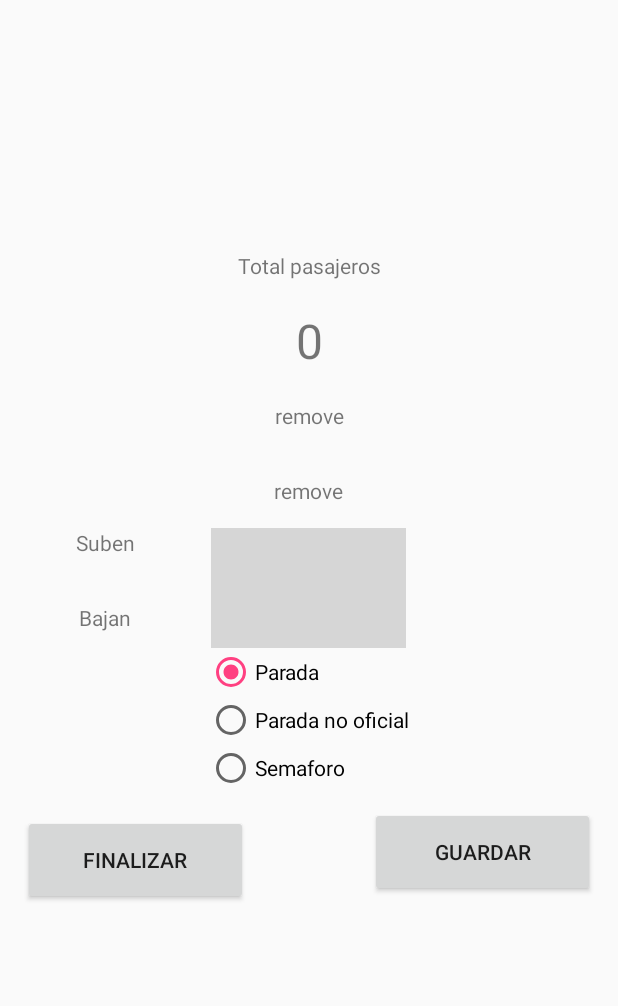
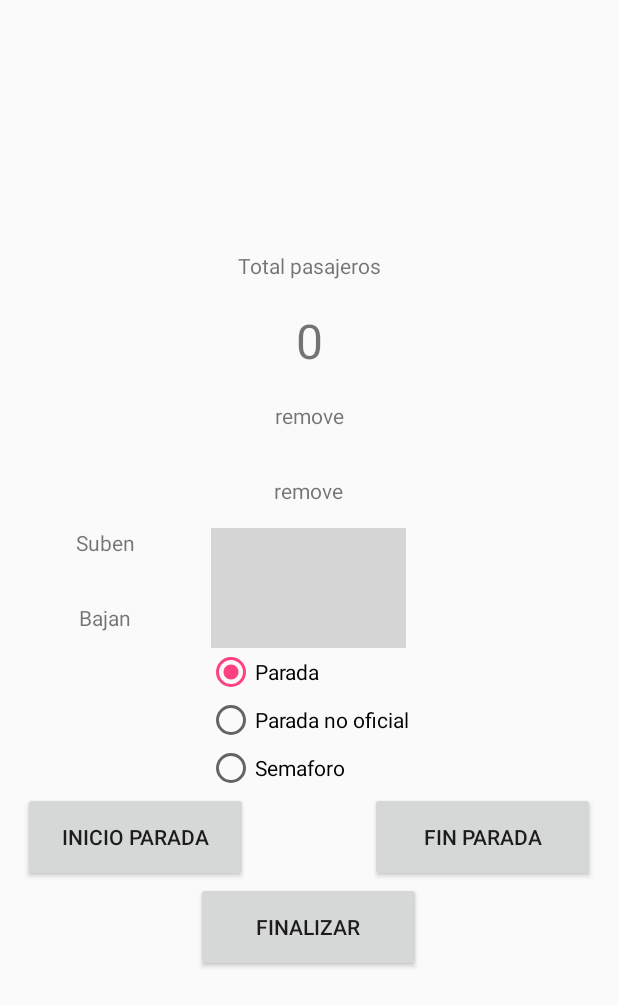
Before and after one commit to josue2412/proyectTM, an Android app: the layout tracker_activity.xml on its own in the app's theme, with its tools: preview values and no code run, on a phone screen of 412 x 824 dp. Shown: the top 1006 px of the screen. Run offline under Robolectric (Android 15) with nearby library versions, the phone set to English and light mode, and no system bars; plain views replace NumberPicker; network calls fail; grey boxes are pictures that could not be loaded.

Commit message:
Device id added to tables

```diff
--- a/app/src/main/AndroidManifest.xml
+++ b/app/src/main/AndroidManifest.xml
@@ -23,7 +23,8 @@
         </activity>
         <activity
             android:name=".TrackerActivity"
-            android:label="@string/app_name" />
+            android:label="@string/app_name"
+            android:screenOrientation="portrait"/>
         <activity android:name=".ConsultarRecorridos" />
         <activity android:name=".ConsultarRecorridosLista" />
         <activity android:name=".DetalleConsultaRecList"></activity>
--- a/app/src/main/java/com/example/josuerey/helloworld/domain/metadata/Metadata.java
+++ b/app/src/main/java/com/example/josuerey/helloworld/domain/metadata/Metadata.java
@@ -43,4 +43,7 @@ public class Metadata {
     @ColumnInfo(name = "capturist")
     private String capturist;
 
+    @ColumnInfo(name = "deviceId")
+    private String deviceId;
+
 }
--- a/app/src/main/java/com/example/josuerey/helloworld/network/APIClient.java
+++ b/app/src/main/java/com/example/josuerey/helloworld/network/APIClient.java
@@ -56,8 +56,9 @@ public class APIClient {
                         postMap.put("lat", String.valueOf(bs.getLat()));
                         postMap.put("lon", String.valueOf(bs.getLon()));
                         postMap.put("isOfficial", String.valueOf(bs.isOfficial() ? 1 : 0));
-                        postMap.put("stop_begin", bs.getTimeStamp());
-                        postMap.put("stop_end", bs.getTimeStamp());
+                        postMap.put("stop_begin", bs.getStopBegin());
+                        postMap.put("stop_end", bs.getStopEnd());
+                        postMap.put("deviceId", bs.getDeviceId());
 
                         return postMap;
                     }
@@ -93,6 +94,7 @@ public class APIClient {
                         postMap.put("via", m.getVia());
                         postMap.put("economicNumber", m.getEconomicNumber());
                         postMap.put("capturist", m.getCapturist());
+                        postMap.put("deviceId", m.getDeviceId());
 
                         return postMap;
                     }
--- a/app/src/main/res/layout/tracker_activity.xml
+++ b/app/src/main/res/layout/tracker_activity.xml
@@ -118,24 +118,31 @@
     </RadioGroup>
 
     <Button
-        android:id="@+id/btnFinish"
+        android:id="@+id/btnStopBegin"
         android:layout_width="150dp"
         android:layout_height="60dp"
         android:layout_alignParentLeft="true"
         android:layout_marginLeft="15dp"
         android:layout_below="@id/rgStopType"
-        android:layout_marginTop="15dp"
-        android:text="Finalizar" />
+        android:text="Inicio parada" />
 
     <Button
         android:id="@+id/btnSave"
         android:layout_width="150dp"
-        android:layout_marginTop="10dp"
         android:layout_marginRight="15dp"
         android:layout_height="60dp"
         android:layout_below="@id/rgStopType"
         android:layout_alignParentRight="true"
-        android:text="Guardar" />
+        android:text="Fin parada" />
+
+    <Button
+        android:id="@+id/btnFinish"
+        android:layout_width="150dp"
+        android:layout_height="60dp"
+        android:layout_centerInParent="true"
+        android:gravity="center"
+        android:layout_below="@+id/btnStopBegin"
+        android:text="Finalizar" />
 
 
 </RelativeLayout>
```
Also changed, not shown: app/src/main/java/com/example/josuerey/helloworld/MainActivity.java (+10 -0 lines), app/src/main/java/com/example/josuerey/helloworld/TrackerActivity.java (+57 -6 lines), app/src/main/java/com/example/josuerey/helloworld/domain/busstop/BusStop.java (+9 -0 lines).
